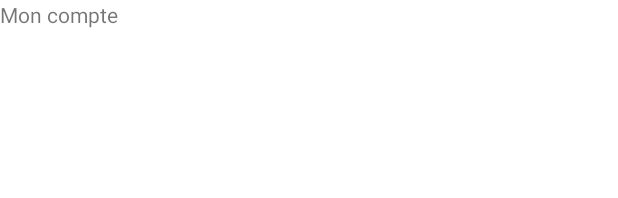
After one commit to Frix-x/PayUTC-Android, an Android app: the layout fragment_account.xml on its own in the app's theme, with its tools: preview values and no code run, on a phone screen of 412 x 824 dp. The commit adds this screen. Shown: the top 198 px of the screen. Run offline under Robolectric (Android 15) with nearby library versions, the phone set to English and light mode, and no system bars.

Commit message:
Added Account Fragment

```diff
--- /dev/null
+++ b/app/src/main/res/layout/fragment_account.xml
@@ -0,0 +1,10 @@
+<FrameLayout xmlns:android="http://schemas.android.com/apk/res/android"
+    xmlns:tools="http://schemas.android.com/tools" android:layout_width="match_parent"
+    android:layout_height="match_parent"
+    tools:context="fr.utc.frixx.payutc_android.AccountFragment">
+
+    <!-- TODO: Update blank fragment layout -->
+    <TextView android:layout_width="match_parent" android:layout_height="match_parent"
+        android:text="@string/account_fragment" />
+
+</FrameLayout>
--- a/app/src/main/res/values/strings.xml
+++ b/app/src/main/res/values/strings.xml
@@ -3,4 +3,5 @@
     <string name="drawer_open">Menu opened</string>
     <string name="drawer_close">Menu closed</string>
     <string name="action_settings">Settings</string>
+    <string name="account_fragment">Mon compte</string>
 </resources>
```
Also changed, not shown: app/src/main/java/fr/utc/frixx/payutc_android/AccountFragment.java (added, +109 -0 lines), app/src/main/java/fr/utc/frixx/payutc_android/MainActivity.java (+21 -2 lines), 1 other file.
